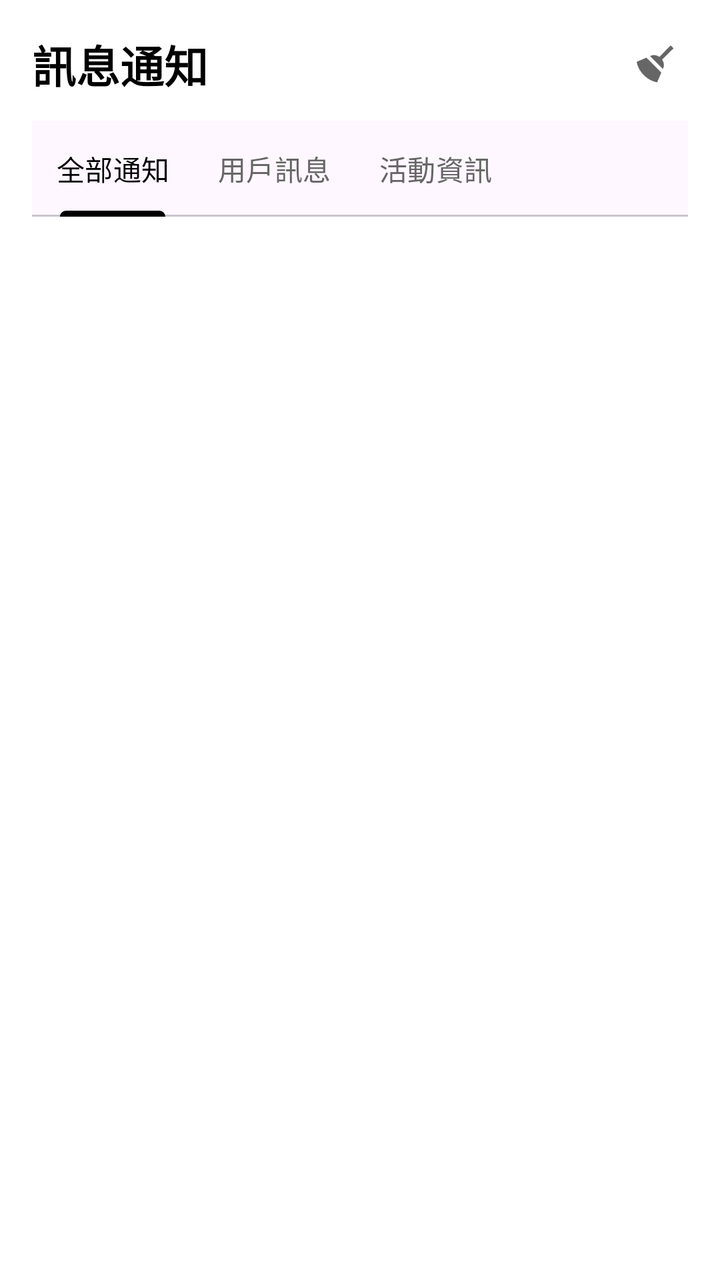
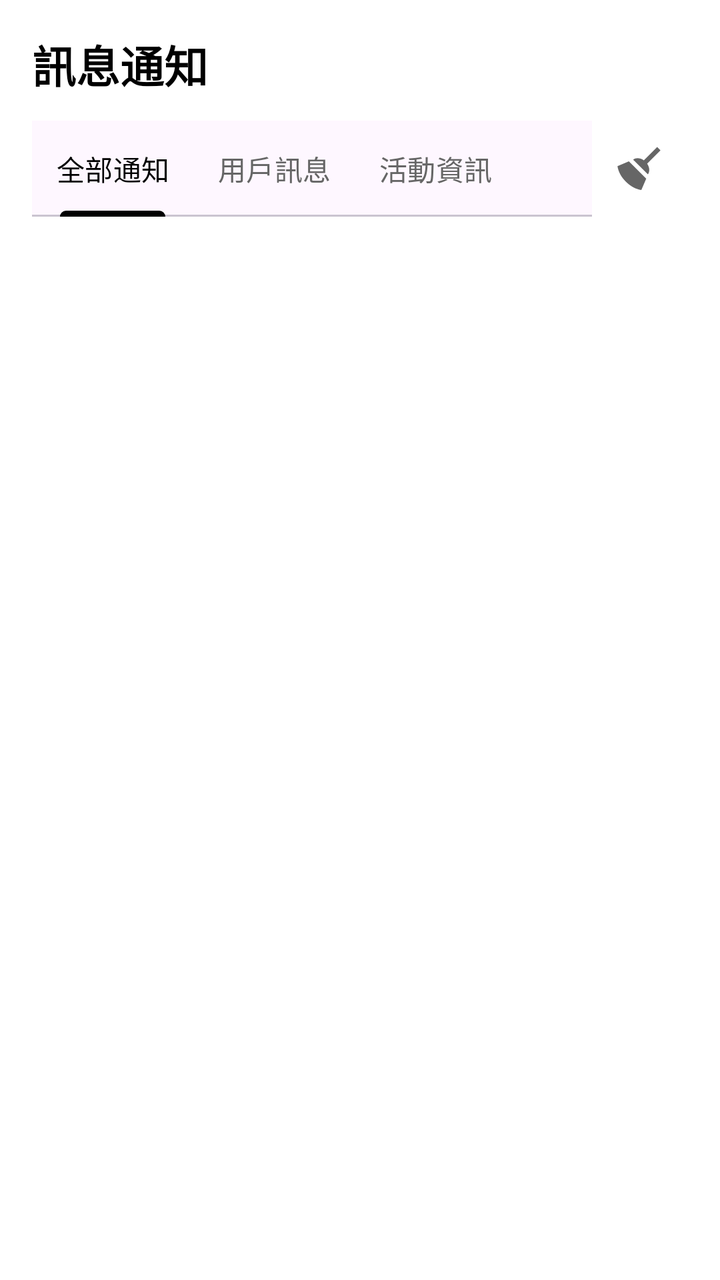

Two renders of the same Android screen: before a commit and after it. Below are the layout's source before the change and the commit's diff.
<!-- AndroidManifest.xml: application theme Theme.A3 -->
<!-- res/layout/fragment_message.xml -->
<?xml version="1.0" encoding="utf-8"?>
<LinearLayout xmlns:android="http://schemas.android.com/apk/res/android"
    xmlns:app="http://schemas.android.com/apk/res-auto"
    android:id="@+id/message_root"
    android:layout_width="match_parent"
    android:layout_height="match_parent"
    android:orientation="vertical"
    android:background="#FFFFFF"
    android:padding="16dp">

    <RelativeLayout
        android:layout_width="match_parent"
        android:layout_height="wrap_content">

        <TextView
            android:id="@+id/tv_message_title"
            android:layout_width="wrap_content"
            android:layout_height="wrap_content"
            android:layout_centerVertical="true"
            android:text="訊息通知"
            android:textColor="#000000"
            android:textSize="22sp"
            android:textStyle="bold" />

        <ImageView
            android:id="@+id/btn_mark_all_read"
            android:layout_width="32dp"
            android:layout_height="32dp"
            android:layout_alignParentEnd="true"
            android:layout_centerVertical="true"
            android:background="?attr/selectableItemBackgroundBorderless"
            android:padding="4dp"
            android:src="@drawable/ic_broom"
            app:tint="#666666" />
    </RelativeLayout>

    <com.google.android.material.tabs.TabLayout
        android:id="@+id/tab_layout_messages"
        android:layout_width="match_parent"
        android:layout_height="wrap_content"
        android:layout_marginTop="12dp"
        app:tabMode="scrollable"
        app:tabIndicatorColor="#000000"
        app:tabSelectedTextColor="#000000"
        app:tabTextColor="#666666">

        <com.google.android.material.tabs.TabItem
            android:layout_width="wrap_content"
            android:layout_height="wrap_content"
            android:text="全部通知" />

        <com.google.android.material.tabs.TabItem
            android:layout_width="wrap_content"
            android:layout_height="wrap_content"
            android:text="用戶訊息" />

        <com.google.android.material.tabs.TabItem
            android:layout_width="wrap_content"
            android:layout_height="wrap_content"
            android:text="活動資訊" />

    </com.google.android.material.tabs.TabLayout>

    <ProgressBar
        android:id="@+id/pb_loading"
        android:layout_width="wrap_content"
        android:layout_height="wrap_content"
        android:layout_marginTop="12dp"
        android:layout_gravity="center_horizontal"
        android:visibility="gone" />

    <TextView
        android:id="@+id/tv_empty"
        android:layout_width="match_parent"
        android:layout_height="wrap_content"
        android:layout_marginTop="12dp"
        android:text="目前沒有訊息"
        android:textColor="#666666"
        android:gravity="center"
        android:visibility="gone" />

    <androidx.recyclerview.widget.RecyclerView
        android:id="@+id/rv_messages"
        android:layout_width="match_parent"
        android:layout_height="0dp"
        android:layout_marginTop="12dp"
        android:layout_weight="1" />

</LinearLayout>
<!-- resources referenced by this layout -->
<resources>
  <!-- drawable ic_broom (drawable) -->
  <vector xmlns:android="http://schemas.android.com/apk/res/android"
      android:width="24dp"
      android:height="24dp"
      android:viewportWidth="24"
      android:viewportHeight="24">
      <path
          android:fillColor="#FF000000"
          android:pathData="M19.36,2.72L20.78,4.14L15.06,9.85C16.13,11.39 16.28,13.24 15.38,14.44L9.06,8.12C10.26,7.22 12.11,7.37 13.65,8.44L19.36,2.72M5.93,17.57C3.92,15.56 2.69,13.16 2.35,10.92L7.23,8.83L14.67,16.27L12.58,21.15C10.34,20.81 7.94,19.58 5.93,17.57Z" />
  </vector>
  <style name="Theme.A3" parent="Base.Theme.A3" />
  <style name="Base.Theme.A3" parent="Theme.Material3.DayNight.NoActionBar">
          
          
      </style>
</resources>

<!-- the commit's change to res/layout/fragment_message.xml (unified diff, before → after) -->
@@ -1,65 +1,124 @@
 <?xml version="1.0" encoding="utf-8"?>
 <LinearLayout xmlns:android="http://schemas.android.com/apk/res/android"
     xmlns:app="http://schemas.android.com/apk/res-auto"
-    android:id="@+id/message_root"
     android:layout_width="match_parent"
     android:layout_height="match_parent"
     android:orientation="vertical"
     android:background="#FFFFFF"
-    android:padding="16dp">
+    android:paddingTop="16dp"
+    android:paddingStart="16dp"
+    android:paddingEnd="16dp">
 
-    <RelativeLayout
+    <TextView
+        android:id="@+id/tv_message_title"
+        android:layout_width="wrap_content"
+        android:layout_height="wrap_content"
+        android:text="訊息通知"
+        android:textColor="#000000"
+        android:textStyle="bold"
+        android:textSize="22sp"
+        android:layout_marginBottom="8dp" />
+
+    <FrameLayout
         android:layout_width="match_parent"
-        android:layout_height="wrap_content">
+        android:layout_height="56dp">
 
-        <TextView
-            android:id="@+id/tv_message_title"
-            android:layout_width="wrap_content"
-            android:layout_height="wrap_content"
-            android:layout_centerVertical="true"
-            android:text="訊息通知"
-            android:textColor="#000000"
-            android:textSize="22sp"
-            android:textStyle="bold" />
+        <LinearLayout
+            android:id="@+id/ll_normal_actions"
+            android:layout_width="match_parent"
+            android:layout_height="match_parent"
+            android:orientation="horizontal"
+            android:gravity="center_vertical">
 
-        <ImageView
-            android:id="@+id/btn_mark_all_read"
-            android:layout_width="32dp"
-            android:layout_height="32dp"
-            android:layout_alignParentEnd="true"
-            android:layout_centerVertical="true"
-            android:background="?attr/selectableItemBackgroundBorderless"
-            android:padding="4dp"
-            android:src="@drawable/ic_broom"
-            app:tint="#666666" />
-    </RelativeLayout>
+            <com.google.android.material.tabs.TabLayout
+                android:id="@+id/tab_layout_messages"
+                android:layout_width="0dp"
+                android:layout_height="wrap_content"
+                android:layout_weight="1"
+                app:tabMode="scrollable"
+                app:tabIndicatorColor="#000000"
+                app:tabSelectedTextColor="#000000"
+                app:tabTextColor="#666666">
 
-    <com.google.android.material.tabs.TabLayout
-        android:id="@+id/tab_layout_messages"
-        android:layout_width="match_parent"
-        android:layout_height="wrap_content"
-        android:layout_marginTop="12dp"
-        app:tabMode="scrollable"
-        app:tabIndicatorColor="#000000"
-        app:tabSelectedTextColor="#000000"
-        app:tabTextColor="#666666">
+                <com.google.android.material.tabs.TabItem
+                    android:layout_width="wrap_content"
+                    android:layout_height="wrap_content"
+                    android:text="全部通知" />
 
-        <com.google.android.material.tabs.TabItem
-            android:layout_width="wrap_content"
-            android:layout_height="wrap_content"
-            android:text="全部通知" />
+                <com.google.android.material.tabs.TabItem
+                    android:layout_width="wrap_content"
+                    android:layout_height="wrap_content"
+                    android:text="用戶訊息" />
 
-        <com.google.android.material.tabs.TabItem
-            android:layout_width="wrap_content"
-            android:layout_height="wrap_content"
-            android:text="用戶訊息" />
+                <com.google.android.material.tabs.TabItem
+                    android:layout_width="wrap_content"
+                    android:layout_height="wrap_content"
+                    android:text="活動資訊" />
+            </com.google.android.material.tabs.TabLayout>
 
-        <com.google.android.material.tabs.TabItem
-            android:layout_width="wrap_content"
-            android:layout_height="wrap_content"
-            android:text="活動資訊" />
+            <ImageView
+                android:id="@+id/btn_mark_all_read"
+                android:layout_width="48dp"
+                android:layout_height="48dp"
+                android:padding="10dp"
+                android:layout_gravity="center_vertical"
+                android:background="?attr/selectableItemBackgroundBorderless"
+                android:src="@drawable/ic_broom"
+                app:tint="#666666" />
+        </LinearLayout>
 
-    </com.google.android.material.tabs.TabLayout>
+        <RelativeLayout
+            android:id="@+id/rl_selection_actions"
+            android:layout_width="match_parent"
+            android:layout_height="match_parent"
+            android:visibility="gone">
+
+            <LinearLayout
+                android:layout_width="wrap_content"
+                android:layout_height="match_parent"
+                android:layout_alignParentStart="true"
+                android:gravity="center_vertical"
+                android:orientation="horizontal">
+
+                <ImageView
+                    android:id="@+id/btn_cancel_selection"
+                    android:layout_width="48dp"
+                    android:layout_height="48dp"
+                    android:padding="10dp"
+                    android:background="?attr/selectableItemBackgroundBorderless"
+                    android:src="@drawable/ic_close" />
+
+                <CheckBox
+                    android:id="@+id/cb_select_all"
+                    android:layout_width="wrap_content"
+                    android:layout_height="wrap_content"
+                    android:text="全選"
+                    android:textSize="16sp"
+                    android:textColor="#000000"
+                    android:buttonTint="#000000" />
+            </LinearLayout>
+
+            <TextView
+                android:id="@+id/tv_selection_count"
+                android:layout_width="wrap_content"
+                android:layout_height="wrap_content"
+                android:layout_centerInParent="true"
+                android:text="已選擇 0 項"
+                android:textColor="#000000"
+                android:textSize="18sp"
+                android:textStyle="bold" />
+
+            <ImageView
+                android:id="@+id/btn_delete_selected"
+                android:layout_width="48dp"
+                android:layout_height="48dp"
+                android:padding="10dp"
+                android:layout_alignParentEnd="true"
+                android:layout_centerVertical="true"
+                android:background="?attr/selectableItemBackgroundBorderless"
+                android:src="@drawable/ic_delete" />
+        </RelativeLayout>
+    </FrameLayout>
 
     <ProgressBar
         android:id="@+id/pb_loading"
@@ -74,16 +133,16 @@
         android:layout_width="match_parent"
         android:layout_height="wrap_content"
         android:layout_marginTop="12dp"
+        android:gravity="center"
         android:text="目前沒有訊息"
         android:textColor="#666666"
-        android:gravity="center"
         android:visibility="gone" />
 
     <androidx.recyclerview.widget.RecyclerView
         android:id="@+id/rv_messages"
         android:layout_width="match_parent"
         android:layout_height="0dp"
-        android:layout_marginTop="12dp"
+        android:layout_marginTop="8dp"
         android:layout_weight="1" />
 
 </LinearLayout>
<!-- resource entries referenced after the edit -->
@@ -10,6 +10,14 @@
           android:fillColor="#FF000000"
           android:pathData="M19.36,2.72L20.78,4.14L15.06,9.85C16.13,11.39 16.28,13.24 15.38,14.44L9.06,8.12C10.26,7.22 12.11,7.37 13.65,8.44L19.36,2.72M5.93,17.57C3.92,15.56 2.69,13.16 2.35,10.92L7.23,8.83L14.67,16.27L12.58,21.15C10.34,20.81 7.94,19.58 5.93,17.57Z" />
   </vector>
+  <!-- drawable ic_close (drawable) -->
+  <vector xmlns:android="http://schemas.android.com/apk/res/android" android:width="24dp" android:height="24dp" android:viewportWidth="24" android:viewportHeight="24">
+      <path android:fillColor="#666666" android:pathData="M19,6.41L17.59,5L12,10.59L6.41,5L5,6.41L10.59,12L5,17.59L6.41,19L12,13.41L17.59,19L19,17.59L13.41,12L19,6.41Z" />
+  </vector>
+  <!-- drawable ic_delete (drawable) -->
+  <vector xmlns:android="http://schemas.android.com/apk/res/android" android:width="24dp" android:height="24dp" android:viewportWidth="24" android:viewportHeight="24">
+      <path android:fillColor="#FF0000" android:pathData="M9,3V4H4V6H5V19C5,20.1 5.9,21 7,21H17C18.1,21 19,20.1 19,19V6H20V4H15V3H9M7,6H17V19H7V6M9,8V17H11V8H9M13,8V17H15V8H13Z" />
+  </vector>
   <style name="Theme.A3" parent="Base.Theme.A3" />
   <style name="Base.Theme.A3" parent="Theme.Material3.DayNight.NoActionBar">
           
